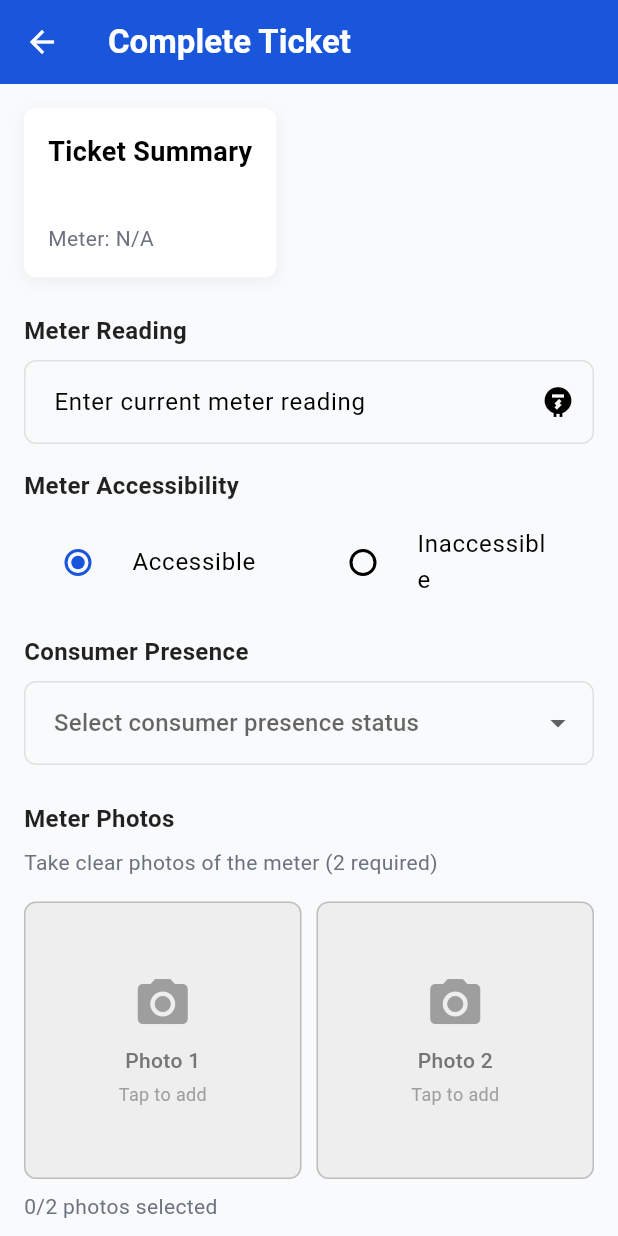
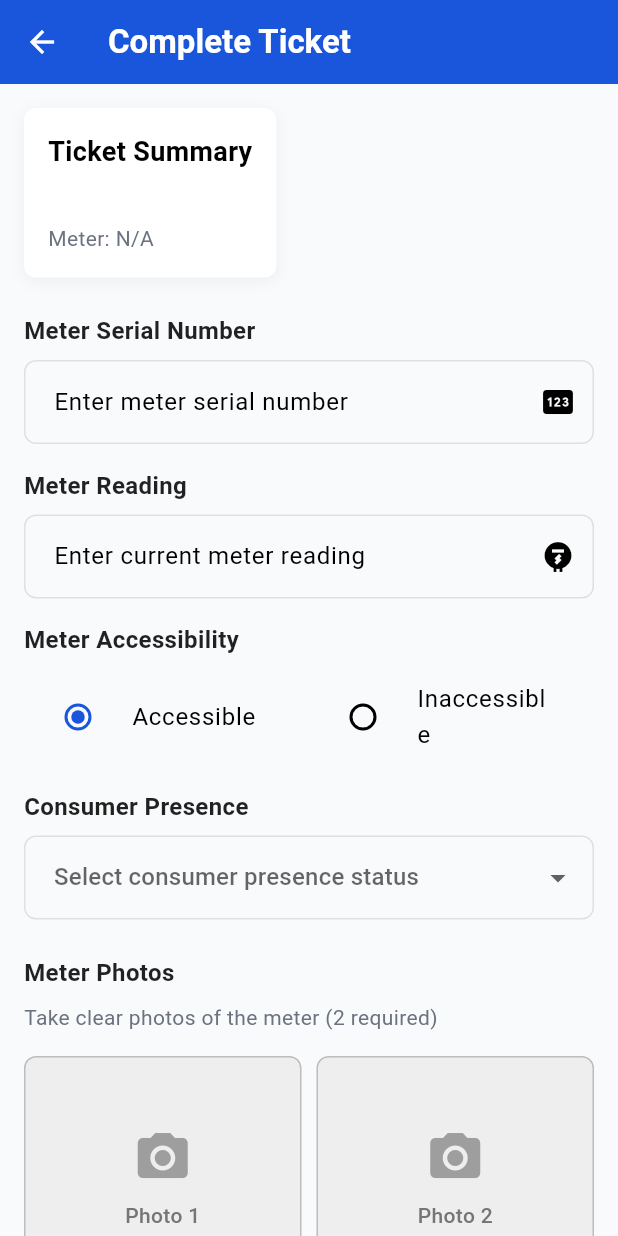
Before and after one commit to KushalChaulagain/NSPL-NEA-MOBILE-APP, a Flutter app: the TicketCompletionScreen screen opened directly with empty values, on a phone screen of 412 x 824 dp. Run offline on Flutter 3.47's test engine with Material 3 defaults, Android fonts, the phone set to English and light mode, and no system bars; our stand-ins replace dio, flutter_secure_storage, image_picker, jwt_decoder, shared_preferences; accounts and stored records are empty.

Commit message:
Add meter serial number field to ticket completion screen and improve ticket list UI
- Introduced a new TextFormField for meter serial number input in TicketCompletionScreen.
- Updated form data to include meter serial number.
- Enhanced TicketListScreen UI by adjusting title text style and improving meter number display logic.
- Implemented navigation to TicketDetailScreen from ticket list.
- Updated button text based on ticket status in TicketListScreen.

```diff
--- a/nea_nspl_mobile_app/lib/screens/ticket_completion_screen.dart
+++ b/nea_nspl_mobile_app/lib/screens/ticket_completion_screen.dart
@@ -26,6 +26,8 @@ class TicketCompletionScreen extends StatefulWidget {
 class _TicketCompletionScreenState extends State<TicketCompletionScreen> {
   final _formKey = GlobalKey<FormState>();
   final TextEditingController _meterReadingController = TextEditingController();
+  final TextEditingController _meterSerialNumberController =
+      TextEditingController();
   final TextEditingController _notesController = TextEditingController();
   final List<File> _meterPhotos = [];
   bool _isMeterAccessible = true;
@@ -40,6 +42,7 @@ class _TicketCompletionScreenState extends State<TicketCompletionScreen> {
   @override
   void dispose() {
     _meterReadingController.dispose();
+    _meterSerialNumberController.dispose();
     _notesController.dispose();
     super.dispose();
   }
@@ -60,6 +63,7 @@ class _TicketCompletionScreenState extends State<TicketCompletionScreen> {
       // Create form data
       final formData = {
         'meterReading': _meterReadingController.text.trim(),
+        'meterSerialNumber': _meterSerialNumberController.text.trim(),
         'notes': _notesController.text.trim(),
         'isMeterAccessible': _isMeterAccessible,
         'consumerPresence': _consumerPresenceStatus,
@@ -164,6 +168,25 @@ class _TicketCompletionScreenState extends State<TicketCompletionScreen> {
                       ),
                     ),
                     const SizedBox(height: 24),
+
+                    // Meter Serial Number
+                    Text(
+                      'Meter Serial Number',
+                      style: AppTheme.subheadingStyle.copyWith(fontSize: 16),
+                    ),
+                    const SizedBox(height: 8),
+                    TextFormField(
+                      controller: _meterSerialNumberController,
+                      decoration: InputDecoration(
+                        hintText: 'Enter meter serial number',
+                        border: OutlineInputBorder(
+                          borderRadius: BorderRadius.circular(8),
+                        ),
+                        suffixIcon: const Icon(Icons.pin),
+                      ),
+                      // No validator since this field is optional
+                    ),
+                    const SizedBox(height: 16),
 
                     // Meter reading
                     Text(
```
Also changed, not shown: nea_nspl_mobile_app/lib/screens/ticket_list_screen.dart (+36 -15 lines).
